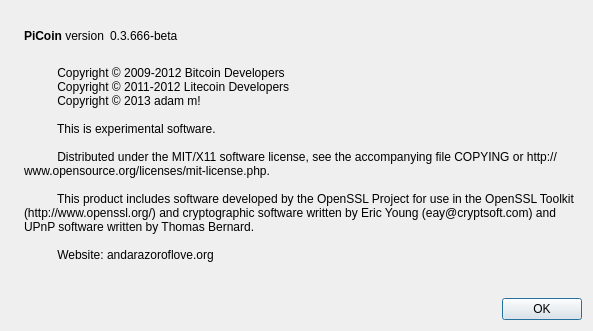
The window that src/qt/forms/aboutdialog.ui (bongzilla/PiCoin) describes before a commit, drawn with Qt 5.
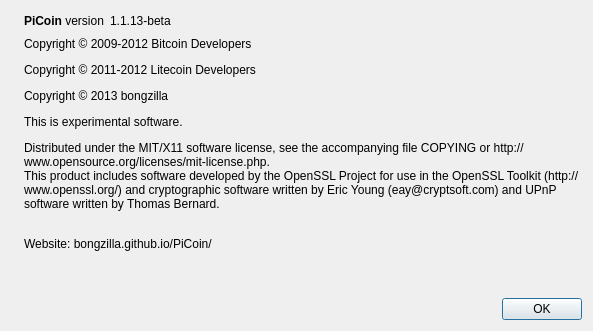
The same window after the commit. Icons and pictures are not drawn.

What changed in the file:
```diff
--- a/src/qt/forms/aboutdialog.ui
+++ b/src/qt/forms/aboutdialog.ui
@@ -63,7 +63,7 @@
           <cursorShape>IBeamCursor</cursorShape>
          </property>
          <property name="text">
-          <string notr="true">0.3.666-beta</string>
+          <string notr="true">1.1.13-beta</string>
          </property>
          <property name="textFormat">
           <enum>Qt::RichText</enum>
@@ -94,19 +94,7 @@
         <cursorShape>IBeamCursor</cursorShape>
        </property>
        <property name="text">
-        <string>
-          Copyright © 2009-2012 Bitcoin Developers
-          Copyright © 2011-2012 Litecoin Developers
-          Copyright © 2013 adam m!
-
-          This is experimental software.
-
-          Distributed under the MIT/X11 software license, see the accompanying file COPYING or http://www.opensource.org/licenses/mit-license.php.
-
-          This product includes software developed by the OpenSSL Project for use in the OpenSSL Toolkit (http://www.openssl.org/) and cryptographic software written by Eric Young (eay@cryptsoft.com) and UPnP software written by Thomas Bernard.
-
-          Website: andarazoroflove.org
-        </string>
+        <string>&lt;html&gt;&lt;head/&gt;&lt;body&gt;&lt;p&gt;Copyright © 2009-2012 Bitcoin Developers&lt;/p&gt;&lt;p&gt;Copyright © 2011-2012 Litecoin Developers&lt;/p&gt;&lt;p&gt;Copyright © 2013 bongzilla&lt;/p&gt;&lt;p&gt;This is experimental software.&lt;/p&gt;&lt;p&gt;Distributed under the MIT/X11 software license, see the accompanying file COPYING or http://www.opensource.org/licenses/mit-license.php.&lt;br/&gt;This product includes software developed by the OpenSSL Project for use in the OpenSSL Toolkit (http://www.openssl.org/) and cryptographic software written by Eric Young (eay@cryptsoft.com) and UPnP software written by Thomas Bernard.&lt;/p&gt;&lt;p&gt;&lt;br/&gt;Website: bongzilla.github.io/PiCoin/&lt;/p&gt;&lt;p&gt;&lt;br/&gt;&lt;/p&gt;&lt;/body&gt;&lt;/html&gt;</string>
        </property>
        <property name="wordWrap">
         <bool>true</bool>
```
